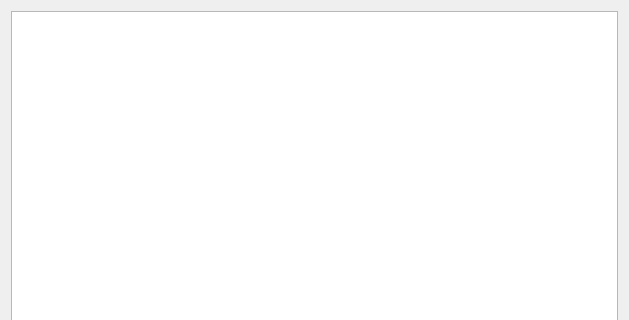
Qt form main.ui (nikita-potapov/yandexlyceum_coffee_project) before a commit; both pictures show x 0 to 629 and y 0 to 320 of the 629 by 469 pixel window.
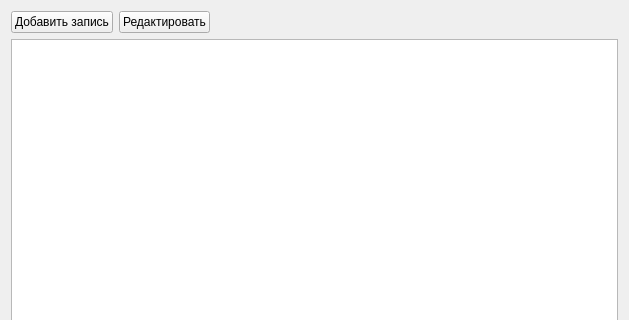
The same form after that commit.

Diff of the .ui file:
```diff
--- a/main.ui
+++ b/main.ui
@@ -13,9 +13,47 @@
   <property name="windowTitle">
    <string>Кофе</string>
   </property>
-  <layout class="QHBoxLayout" name="horizontalLayout">
+  <layout class="QVBoxLayout" name="verticalLayout">
    <item>
-    <widget class="QTableWidget" name="table"/>
+    <layout class="QHBoxLayout" name="horizontalLayout">
+     <item>
+      <widget class="QPushButton" name="btn_add">
+       <property name="text">
+        <string>Добавить запись</string>
+       </property>
+      </widget>
+     </item>
+     <item>
+      <widget class="QPushButton" name="btn_edit">
+       <property name="text">
+        <string>Редактировать</string>
+       </property>
+      </widget>
+     </item>
+     <item>
+      <spacer name="horizontalSpacer">
+       <property name="orientation">
+        <enum>Qt::Horizontal</enum>
+       </property>
+       <property name="sizeHint" stdset="0">
+        <size>
+         <width>40</width>
+         <height>20</height>
+        </size>
+       </property>
+      </spacer>
+     </item>
+    </layout>
+   </item>
+   <item>
+    <widget class="QTableWidget" name="table">
+     <property name="selectionMode">
+      <enum>QAbstractItemView::SingleSelection</enum>
+     </property>
+     <property name="selectionBehavior">
+      <enum>QAbstractItemView::SelectRows</enum>
+     </property>
+    </widget>
    </item>
   </layout>
  </widget>
```
